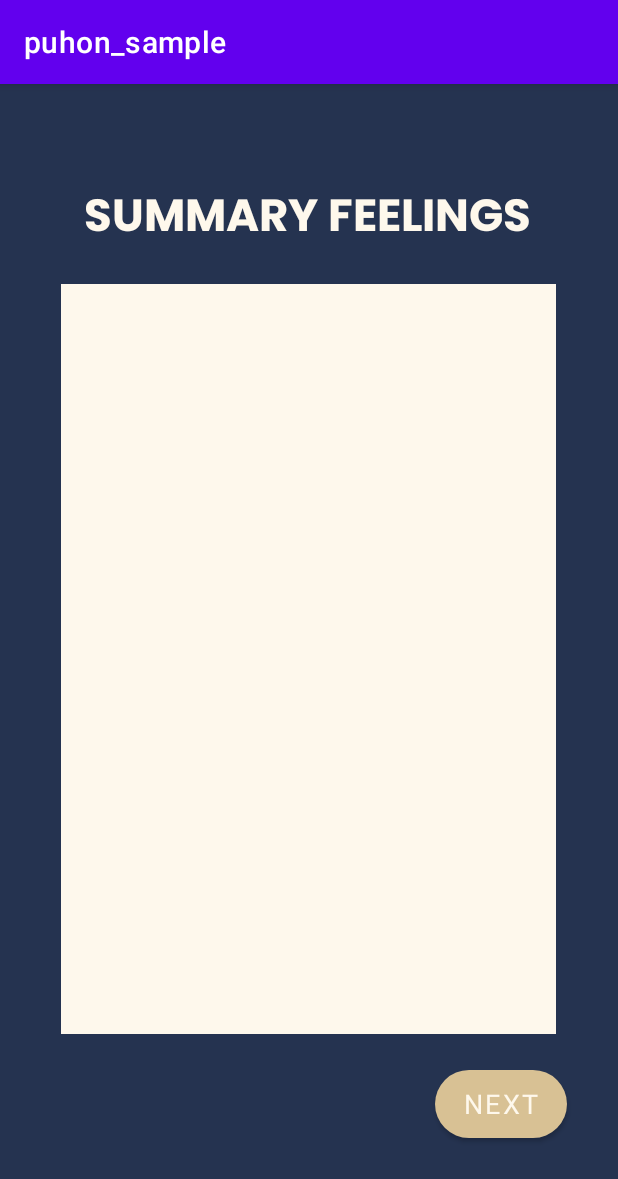
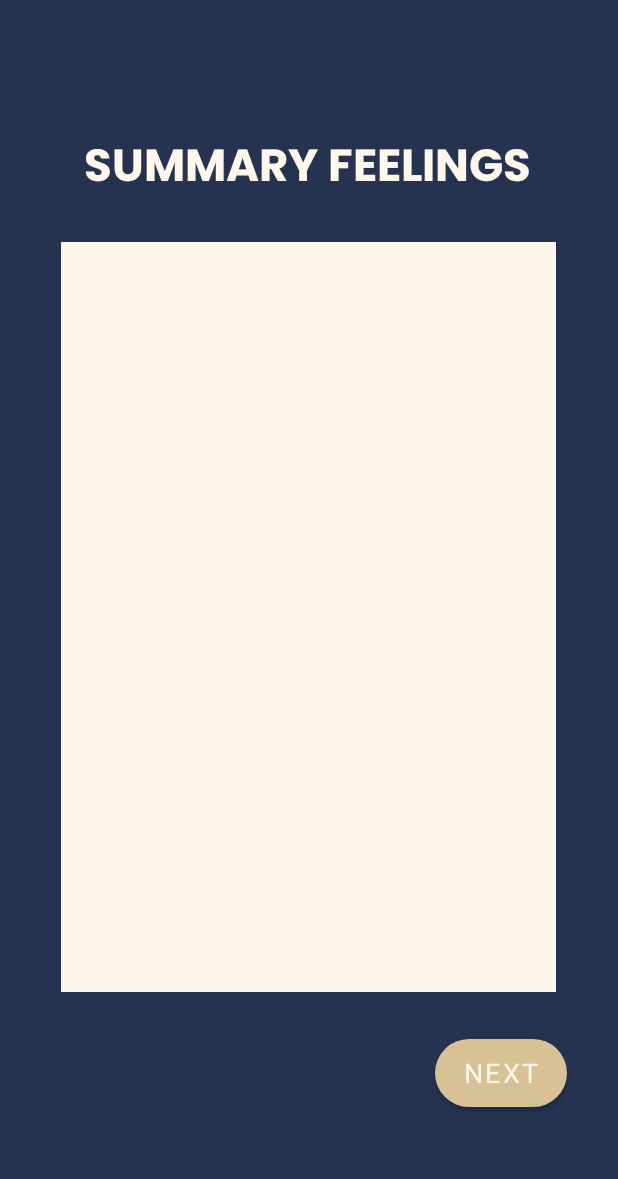
Before and after one commit to alyssaariasss/moodscape-app, an Android app: the retrieveFeelings screen opened directly, with no data from a screen before it, on a phone screen of 412 x 824 dp. Shown: the top 1179 px of the screen. Run offline under Robolectric (Android 15) with nearby library versions, the phone set to English and light mode, and no system bars; our stand-ins replace Firebase (no records; nobody signed in at launch, a user with empty details on screens opened directly); Roboto replaces fonts that are not available here; 1 statement that could not run was skipped.

Commit message:
added fonts and modified themes

```diff
--- a/app/src/main/res/values-night/themes.xml
+++ b/app/src/main/res/values-night/themes.xml
@@ -1,13 +1,13 @@
 <resources xmlns:tools="http://schemas.android.com/tools">
     <!-- Base application theme. -->
-    <style name="Theme.Puhon_sample" parent="Theme.MaterialComponents.DayNight.DarkActionBar">
+    <style name="Theme.Puhon_sample" parent="Theme.MaterialComponents.DayNight.NoActionBar">
         <!-- Primary brand color. -->
-        <item name="colorPrimary">@color/purple_200</item>
-        <item name="colorPrimaryVariant">@color/purple_700</item>
-        <item name="colorOnPrimary">@color/black</item>
+        <item name="colorPrimary">@color/dark_pink</item>
+        <item name="colorPrimaryVariant">@color/canary</item>
+        <item name="colorOnPrimary">@color/white</item>
         <!-- Secondary brand color. -->
-        <item name="colorSecondary">@color/teal_200</item>
-        <item name="colorSecondaryVariant">@color/teal_200</item>
+        <item name="colorSecondary">@color/light_pink</item>
+        <item name="colorSecondaryVariant">@color/mud</item>
         <item name="colorOnSecondary">@color/black</item>
         <!-- Status bar color. -->
         <item name="android:statusBarColor" tools:targetApi="l">?attr/colorPrimaryVariant</item>
--- a/app/src/main/res/values/colors.xml
+++ b/app/src/main/res/values/colors.xml
@@ -1,10 +1,11 @@
 <?xml version="1.0" encoding="utf-8"?>
 <resources>
-    <color name="purple_200">#FFBB86FC</color>
-    <color name="purple_500">#FF6200EE</color>
-    <color name="purple_700">#FF3700B3</color>
-    <color name="teal_200">#FF03DAC5</color>
-    <color name="teal_700">#FF018786</color>
+    <color name="light_pink">#F9BAAF</color>
+    <color name="dark_pink">#EF807F</color>
+    <color name="canary">#FFC461</color>
+    <color name="dirty_cream">#F2F3D9</color>
+    <color name="mud">#B1AC8A</color>
+    <color name="dark_gray">#4A5759</color>
     <color name="black">#FF000000</color>
     <color name="white">#FFFFFFFF</color>
 </resources>
--- a/app/src/main/res/values/strings.xml
+++ b/app/src/main/res/values/strings.xml
@@ -1,5 +1,5 @@
 <resources>
-    <string name="app_name">puhon_sample</string>
+    <string name="app_name">moodscape_sample</string>
     <string name="triangle">TODO</string>
     <string name="title">puhon</string>
     <string name="stars">TODO</string>
--- a/app/src/main/res/values/themes.xml
+++ b/app/src/main/res/values/themes.xml
@@ -1,13 +1,13 @@
 <resources xmlns:tools="http://schemas.android.com/tools">
     <!-- Base application theme. -->
-    <style name="Theme.Puhon_sample" parent="Theme.MaterialComponents.DayNight.DarkActionBar">
+    <style name="Theme.Puhon_sample" parent="Theme.MaterialComponents.DayNight.NoActionBar">
         <!-- Primary brand color. -->
-        <item name="colorPrimary">@color/purple_500</item>
-        <item name="colorPrimaryVariant">@color/purple_700</item>
+        <item name="colorPrimary">@color/dark_pink</item>
+        <item name="colorPrimaryVariant">@color/canary</item>
         <item name="colorOnPrimary">@color/white</item>
         <!-- Secondary brand color. -->
-        <item name="colorSecondary">@color/teal_200</item>
-        <item name="colorSecondaryVariant">@color/teal_700</item>
+        <item name="colorSecondary">@color/light_pink</item>
+        <item name="colorSecondaryVariant">@color/mud</item>
         <item name="colorOnSecondary">@color/black</item>
         <!-- Status bar color. -->
         <item name="android:statusBarColor" tools:targetApi="l">?attr/colorPrimaryVariant</item>
```
Also changed, not shown: app/src/main/res/font/sourcesanspro_bold.ttf (added), app/src/main/res/font/sourcesanspro_italic.ttf (added), app/src/main/res/font/sourcesanspro_regular.ttf (added), app/src/main/res/font/sourcesanspro_semibold.ttf (added), app/src/main/res/font/ubuntu_bold.ttf (added), app/src/main/res/font/ubuntu_italic.ttf (added), app/src/main/res/font/ubuntu_regular.ttf (added).
